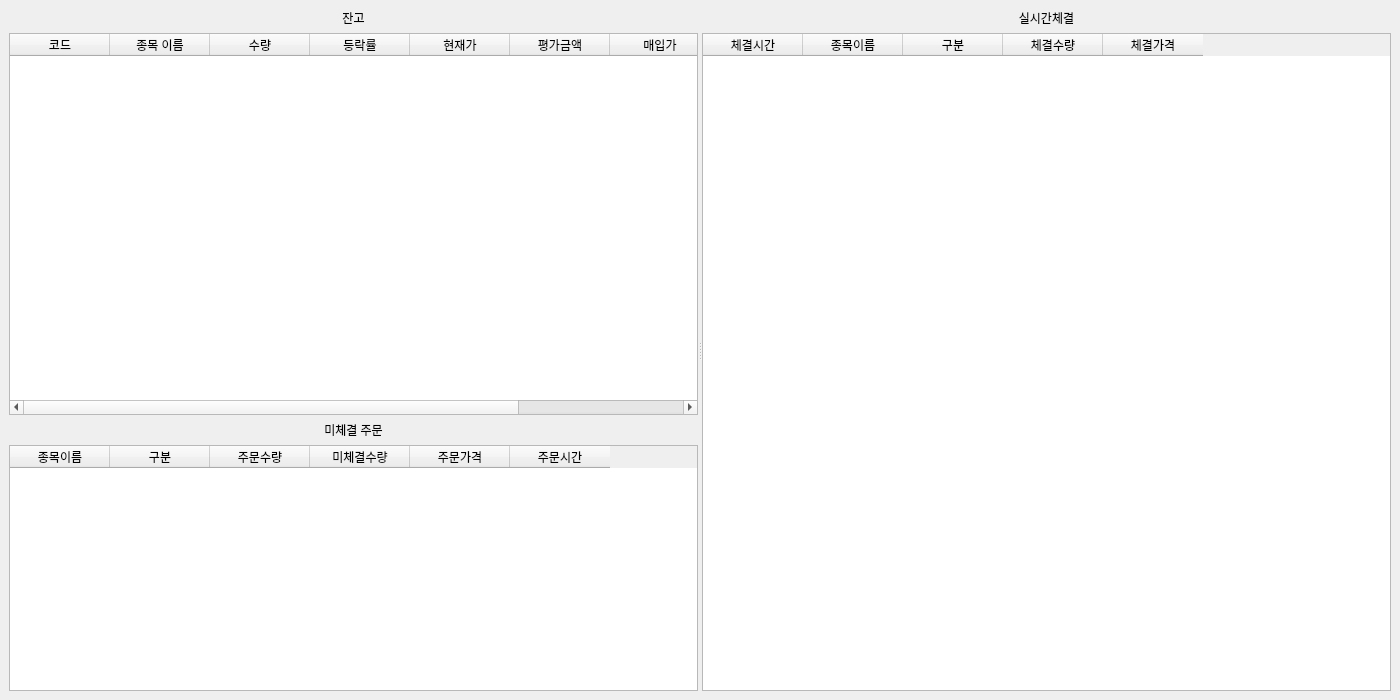
Old version of the form GUI/balance_win.ui in the repository Fvesta/autotrading2.
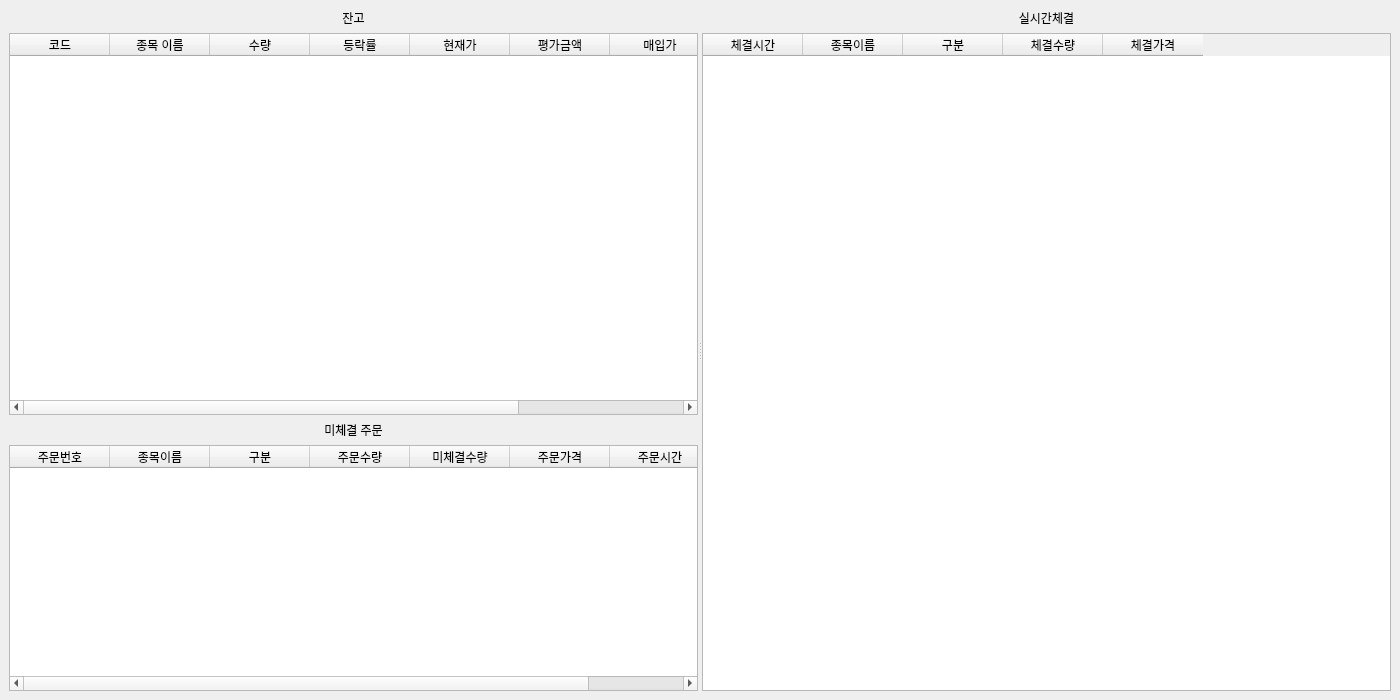
New version of the form.

The edit to the form file:
```diff
--- a/GUI/balance_win.ui
+++ b/GUI/balance_win.ui
@@ -118,6 +118,14 @@
           </item>
           <item>
            <widget class="QTableWidget" name="not_completed_table">
+            <attribute name="verticalHeaderVisible">
+             <bool>false</bool>
+            </attribute>
+            <column>
+             <property name="text">
+              <string>주문번호</string>
+             </property>
+            </column>
             <column>
              <property name="text">
               <string>종목이름</string>
```
Left out of the diff: 3 changed lines with no effect on the pictures.
